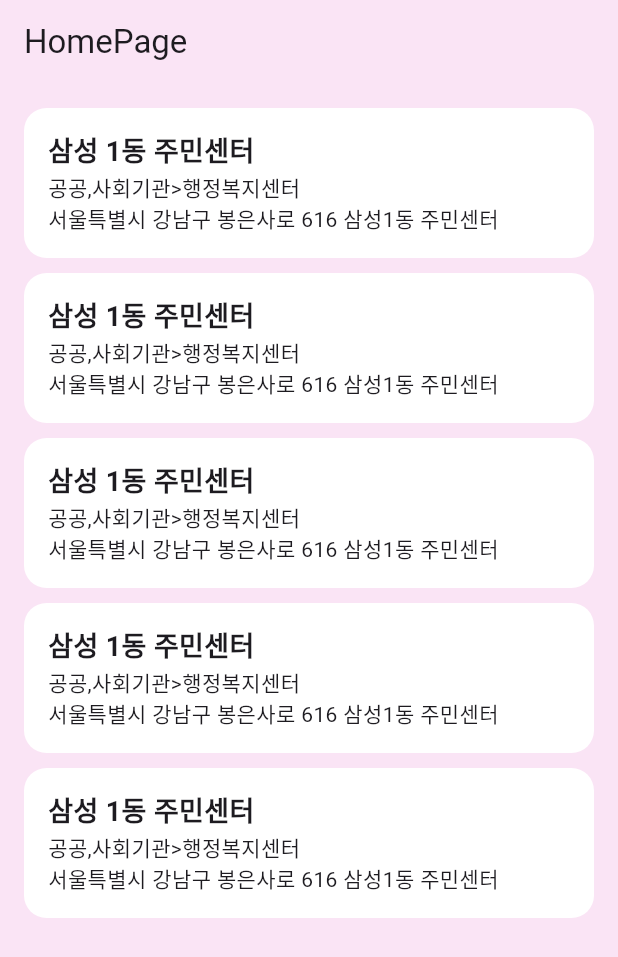
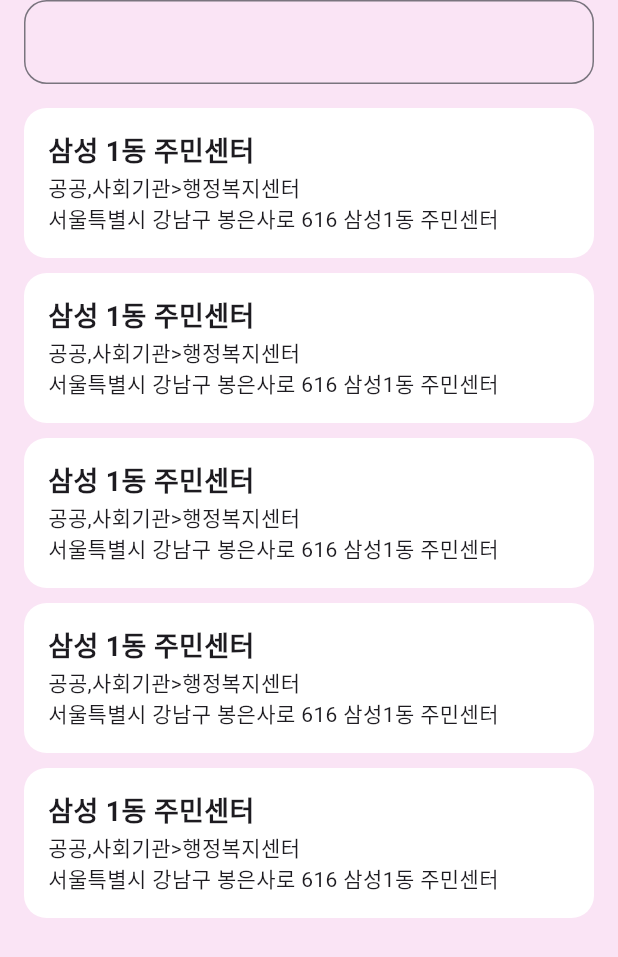
Before and after one commit to jinsung99123/search_location_app, a Flutter app: the screen it shows after launch, on a phone screen of 412 x 824 dp. Shown: the top 957 px of the screen. Run offline on Flutter 3.47's test engine with Material 3 defaults, Android fonts, the phone set to English and light mode, and no system bars.

Commit message:
홈페이지 텍스트 필드 생성 및 디테일 페이지 기초 틀 구현

```diff
--- a/lib/main.dart
+++ b/lib/main.dart
@@ -1,5 +1,6 @@
 import 'package:flutter/material.dart';
 import 'package:search_location_app/ui/pages/home_page/home_page.dart';
+
 
 
 void main() {
--- a/lib/ui/pages/home_page/home_page.dart
+++ b/lib/ui/pages/home_page/home_page.dart
@@ -7,7 +7,14 @@ class HomePage extends StatelessWidget {
       backgroundColor: const Color.fromARGB(255, 250, 228, 245),
       appBar: AppBar(
         backgroundColor: const Color.fromARGB(255, 250, 228, 245),
-        title: Text('HomePage')),
+        title: TextField(
+          decoration: InputDecoration(
+            border: OutlineInputBorder(
+              borderRadius: BorderRadius.circular(15)
+            )
+          ),
+
+        )),
       body: Padding(
         padding: const EdgeInsets.all(16),
         child: ListView.separated(
@@ -26,7 +33,6 @@ class HomePage extends StatelessWidget {
     height: 100,
     decoration: BoxDecoration(
       color: Colors.white,
-
       borderRadius: BorderRadius.circular(15),
     ),
     child: Padding(
```
Also changed, not shown: lib/ui/pages/detail_page/detail_page.dart (+7 -1 lines).
